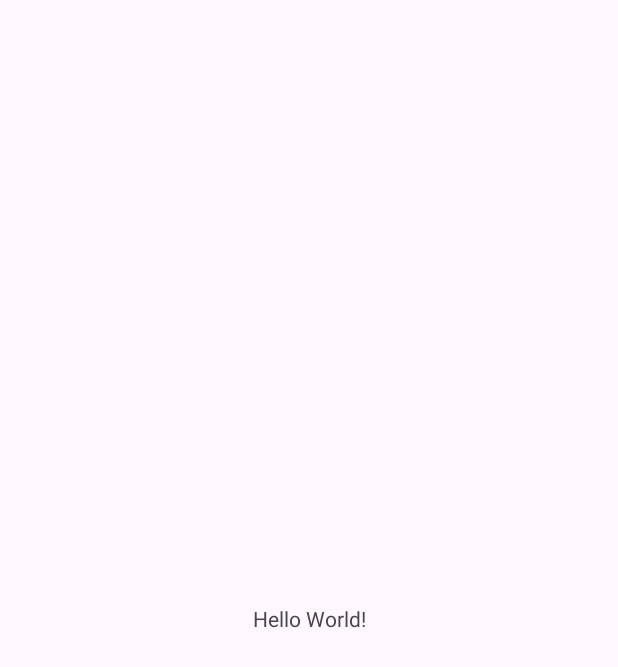
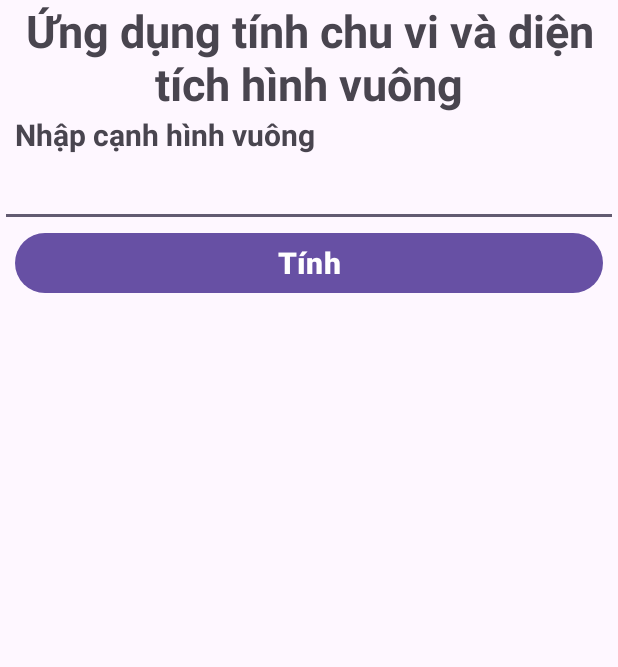
Before and after one commit to tranduc047/BaitapAndroid1, an Android app: the screen it shows after launch (MainActivity), on a phone screen of 412 x 824 dp. Before the commit the part shown is almost empty. Shown: the top 667 px of the screen. Run offline under Robolectric (Android 15) with nearby library versions, the phone set to English and light mode, and no system bars.

Commit message:
Thêm bài toán tính chu vi và diện tích hình vuông

```diff
--- a/app/src/main/java/com/example/bai1/MainActivity.java
+++ b/app/src/main/java/com/example/bai1/MainActivity.java
@@ -1,6 +1,10 @@
 package com.example.bai1;
 
+import android.annotation.SuppressLint;
 import android.os.Bundle;
+import android.view.View;
+import android.widget.Button;
+import android.widget.TextView;
 
 import androidx.activity.EdgeToEdge;
 import androidx.appcompat.app.AppCompatActivity;
@@ -9,7 +13,9 @@ import androidx.core.view.ViewCompat;
 import androidx.core.view.WindowInsetsCompat;
 
 public class MainActivity extends AppCompatActivity {
-
+    private TextView canh,ketqua,ketqua1;
+    private Button btnTinh;
+    @SuppressLint("MissingInflatedId")
     @Override
     protected void onCreate(Bundle savedInstanceState) {
         super.onCreate(savedInstanceState);
@@ -20,5 +26,20 @@ public class MainActivity extends AppCompatActivity {
             v.setPadding(systemBars.left, systemBars.top, systemBars.right, systemBars.bottom);
             return insets;
         });
+
+        canh = findViewById(R.id.canh);
+        btnTinh = findViewById(R.id.btnTinh);
+        ketqua = findViewById(R.id.ketqua);
+        ketqua1 = findViewById(R.id.ketqua1);
+
+        btnTinh.setOnClickListener(new View.OnClickListener() {
+            @Override
+            public void onClick(View v) {
+                TinhToan toan = new TinhToan();
+                toan.setCanh(Integer.parseInt(canh.getText().toString()));
+                ketqua.setText("Chu vi: "+ toan.tinhChuVi());
+                ketqua1.setText("Diện tích: "+ toan.tinhDienTich());
+            }
+        });
     }
 }
--- /dev/null
+++ b/app/src/main/java/com/example/bai1/TinhToan.java
@@ -0,0 +1,20 @@
+package com.example.bai1;
+
+public class TinhToan {
+    private int canh;
+
+
+    public int tinhChuVi(){
+        return canh*4;
+    }
+    public int tinhDienTich(){
+        return (int) Math.pow(canh,2);
+    }
+    public int getCanh() {
+        return canh;
+    }
+
+    public void setCanh(int canh) {
+        this.canh = canh;
+    }
+}
--- a/app/src/main/res/layout/activity_main.xml
+++ b/app/src/main/res/layout/activity_main.xml
@@ -1,8 +1,9 @@
 <?xml version="1.0" encoding="utf-8"?>
-<androidx.constraintlayout.widget.ConstraintLayout xmlns:android="http://schemas.android.com/apk/res/android"
+<LinearLayout xmlns:android="http://schemas.android.com/apk/res/android"
     xmlns:app="http://schemas.android.com/apk/res-auto"
     xmlns:tools="http://schemas.android.com/tools"
     android:id="@+id/main"
+    android:orientation="vertical"
     android:layout_width="match_parent"
     android:layout_height="match_parent"
     tools:context=".MainActivity">
@@ -10,10 +11,41 @@
     <TextView
         android:layout_width="wrap_content"
         android:layout_height="wrap_content"
-        android:text="Hello World!"
-        app:layout_constraintBottom_toBottomOf="parent"
-        app:layout_constraintEnd_toEndOf="parent"
-        app:layout_constraintStart_toStartOf="parent"
-        app:layout_constraintTop_toTopOf="parent" />
-
-</androidx.constraintlayout.widget.ConstraintLayout>
+        android:text="Ứng dụng tính chu vi và diện tích hình vuông"
+        android:textSize="30dp"
+        android:textStyle="bold"
+        android:gravity="center" />
+    <TextView
+        android:textSize="20dp"
+        android:textStyle="bold"
+        android:layout_marginStart="10dp"
+        android:text="Nhập cạnh hình vuông"
+        android:layout_width="match_parent"
+        android:layout_height="wrap_content"/>
+    <EditText
+        android:id="@+id/canh"
+        android:textSize="20dp"
+        android:layout_width="match_parent"
+        android:layout_height="wrap_content"/>
+    <Button
+        android:id="@+id/btnTinh"
+        android:textSize="20dp"
+        android:textStyle="bold"
+        android:text="Tính"
+        android:layout_marginStart="10dp"
+        android:layout_marginEnd="10dp"
+        android:layout_width="match_parent"
+        android:layout_height="wrap_content"/>
+    <TextView
+        android:id="@+id/ketqua"
+        android:layout_marginTop="20dp"
+        android:textSize="20dp"
+        android:layout_width="match_parent"
+        android:layout_height="wrap_content"/>
+    <TextView
+        android:id="@+id/ketqua1"
+        android:layout_marginTop="20dp"
+        android:textSize="20dp"
+        android:layout_width="match_parent"
+        android:layout_height="wrap_content"/>
+</LinearLayout>
```
